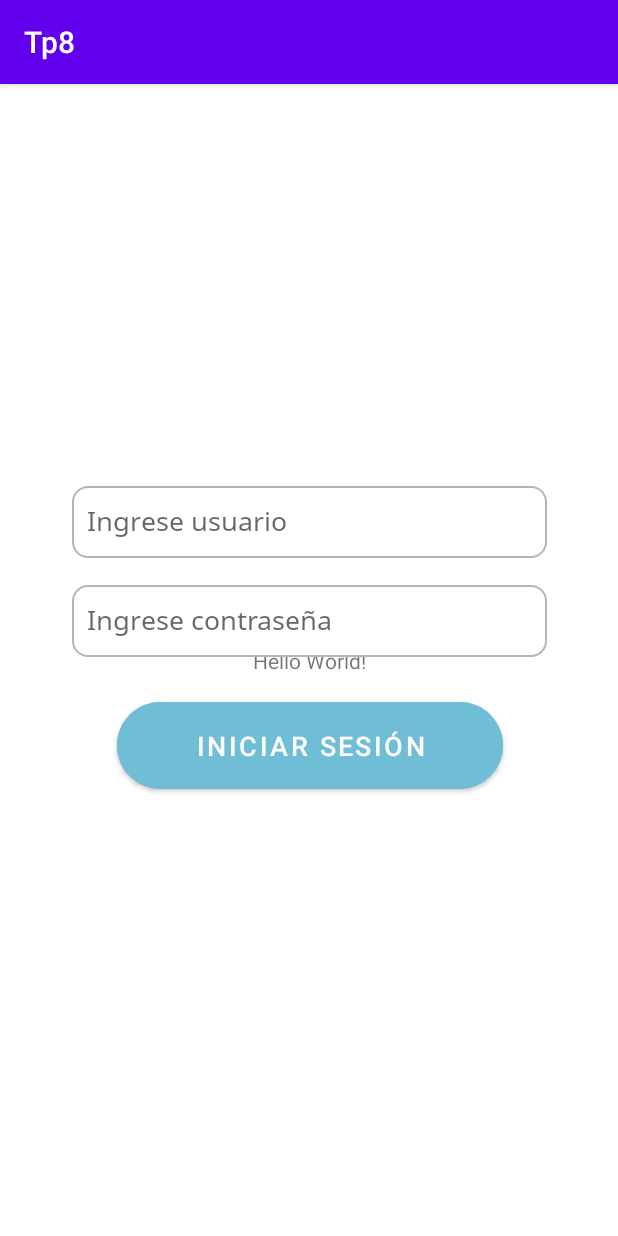
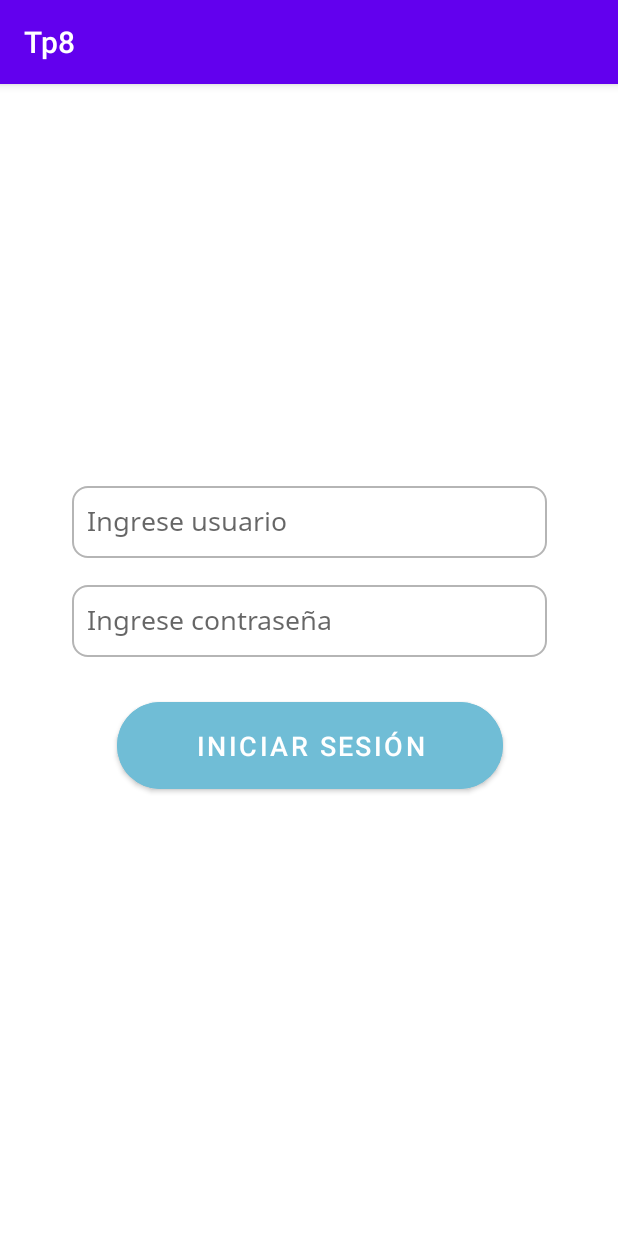
Before and after one commit to matibesme/Tp8-polshu, an Android app: the screen it shows after launch (MainActivity), on a phone screen of 412 x 824 dp. Run offline under Robolectric (Android 15) with nearby library versions, the phone set to English and light mode, and no system bars.

```diff
--- a/Tp8/app/src/main/res/layout/activity_main.xml
+++ b/Tp8/app/src/main/res/layout/activity_main.xml
@@ -5,15 +5,4 @@
     android:id="@+id/frameLayout1"
     android:layout_width="match_parent"
     android:layout_height="match_parent"
-    tools:context=".MainActivity">
-
-    <TextView
-        android:layout_width="wrap_content"
-        android:layout_height="wrap_content"
-        android:text="Hello World!"
-        app:layout_constraintBottom_toBottomOf="parent"
-        app:layout_constraintLeft_toLeftOf="parent"
-        app:layout_constraintRight_toRightOf="parent"
-        app:layout_constraintTop_toTopOf="parent" />
-
-</androidx.constraintlayout.widget.ConstraintLayout>
+    tools:context=".MainActivity"/>
```
Also changed, not shown: Tp8/app/src/main/java/com/example/dai/tp8/Registro/MenuFragment.java (+10 -11 lines), Tp8/app/src/main/res/layout/fragment_menu.xml (+3 -11 lines).
